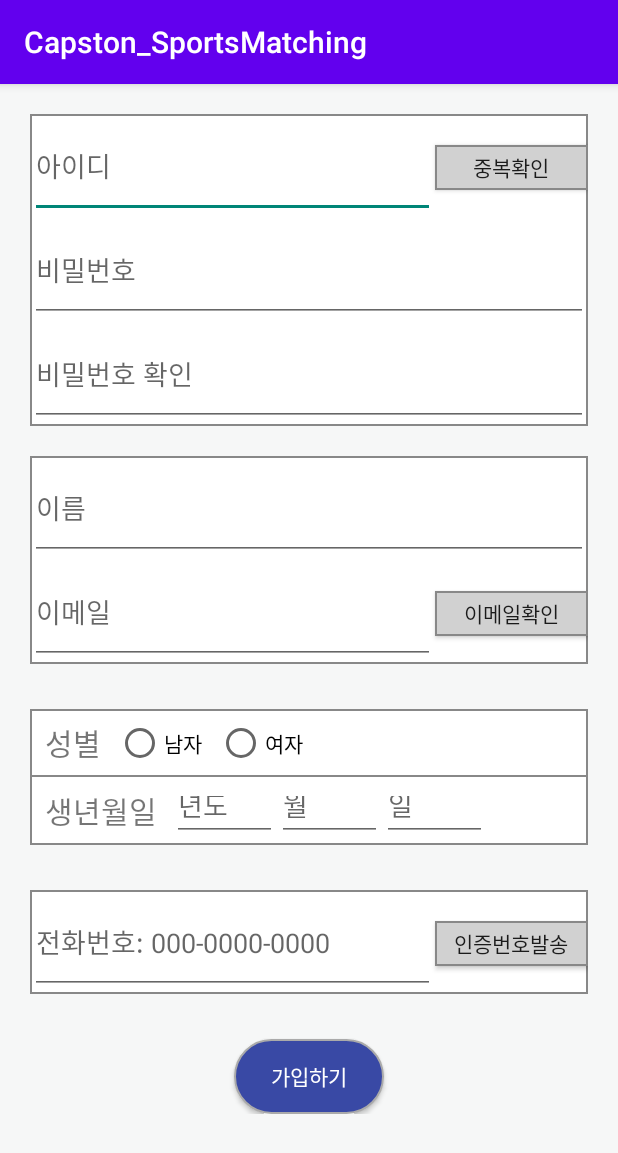
After one commit to bugilzzang/CapstonDesign, an Android app: the ysignup_page screen opened directly, with no data from a screen before it, on a phone screen of 412 x 824 dp. The commit adds this screen. Shown: the top 1153 px of the screen. Run offline under Robolectric (Android 15) with nearby library versions, the phone set to English and light mode, and no system bars.

Commit message:
이영준 로긴 횐갑

```diff
--- a/app/src/main/AndroidManifest.xml
+++ b/app/src/main/AndroidManifest.xml
@@ -10,6 +10,12 @@
         android:supportsRtl="true"
         android:theme="@style/Theme.Capston_SportsMatching">
         <activity
+            android:name=".ysignup_page"
+            android:exported="false" />
+        <activity
+            android:name=".ylogin_page"
+            android:exported="false" />
+        <activity
             android:name=".MainActivity"
             android:exported="true">
             <intent-filter>
--- /dev/null
+++ b/app/src/main/java/com/example/capston_sportsmatching/ysignup_page.java
@@ -0,0 +1,14 @@
+package com.example.capston_sportsmatching;
+
+import androidx.appcompat.app.AppCompatActivity;
+
+import android.os.Bundle;
+
+public class ysignup_page extends AppCompatActivity {
+
+    @Override
+    protected void onCreate(Bundle savedInstanceState) {
+        super.onCreate(savedInstanceState);
+        setContentView(R.layout.activity_ysignup_page);
+    }
+}
--- /dev/null
+++ b/app/src/main/res/drawable/y_box_border_logintext.xml
@@ -0,0 +1,9 @@
+<?xml version="1.0" encoding="utf-8"?>
+
+<shape xmlns:android="http://schemas.android.com/apk/res/android"
+    android:shape="rectangle" android:thickness="0dp">
+
+    <stroke android:width="1dp" android:color="#888888"/>
+    <solid android:color="#ffffff"/>
+
+</shape>
--- /dev/null
+++ b/app/src/main/res/drawable/y_box_border_signupbtn.xml
@@ -0,0 +1,9 @@
+<?xml version="1.0" encoding="utf-8"?>
+
+<shape xmlns:android="http://schemas.android.com/apk/res/android"
+    android:shape="rectangle" android:thickness="0dp">
+
+    <stroke android:width="1dp" android:color="#888888"/>
+    <solid android:color="#D1D1D1"/>
+
+</shape>
--- /dev/null
+++ b/app/src/main/res/drawable/y_box_border_signupgo.xml
@@ -0,0 +1,10 @@
+<?xml version="1.0" encoding="utf-8"?>
+
+<shape xmlns:android="http://schemas.android.com/apk/res/android"
+    android:shape="rectangle" android:thickness="0dp">
+
+    <stroke android:width="1dp" android:color="#AAAAAA"/>
+    <solid android:color="#3949A5"/>
+    <corners android:radius="40dp"/>
+
+</shape>
--- /dev/null
+++ b/app/src/main/res/layout/activity_ysignup_page.xml
@@ -0,0 +1,191 @@
+<LinearLayout xmlns:android="http://schemas.android.com/apk/res/android"
+    xmlns:tools="http://schemas.android.com/tools"
+    android:layout_width="match_parent"
+    android:layout_height="match_parent"
+    android:orientation="vertical"
+    android:padding="20dp"
+    android:background="#81F4F5F6"
+    android:gravity="center"
+    >
+
+    <ScrollView
+        android:layout_width="match_parent"
+        android:layout_height="match_parent"
+        android:gravity="center">
+        <LinearLayout
+            android:layout_width="match_parent"
+            android:layout_height="match_parent"
+            android:orientation="vertical"
+            android:gravity="center">
+
+            <LinearLayout
+                android:layout_width="match_parent"
+                android:layout_height="wrap_content"
+                android:orientation="vertical"
+                android:background="@drawable/y_box_border_logintext"
+                >
+                <LinearLayout
+                    android:layout_width="match_parent"
+                    android:layout_height="match_parent"
+                    android:orientation="horizontal"
+
+                    >
+                    <EditText
+                        android:layout_width="270dp"
+                        android:layout_height="69dp"
+                        android:hint="아이디"/>
+                    <Button
+                        android:layout_width="match_parent"
+                        android:layout_height="30dp"
+                        android:text="중복확인"
+                        android:background="@drawable/y_box_border_signupbtn"/>
+                </LinearLayout>
+
+
+                <EditText
+                    android:layout_width="match_parent"
+                    android:layout_height="69dp"
+                    android:hint="비밀번호"/>
+
+
+                <EditText
+                    android:layout_width="match_parent"
+                    android:layout_height="69dp"
+                    android:hint="비밀번호 확인"/>
+
+            </LinearLayout>
+
+            <LinearLayout
+                android:layout_width="match_parent"
+                android:layout_height="wrap_content"
+                android:orientation="vertical"
+                android:layout_marginTop="20dp"
+                android:background="@drawable/y_box_border_logintext">
+                <EditText
+                    android:layout_width="match_parent"
+                    android:layout_height="69dp"
+                    android:hint="이름"/>
+                <LinearLayout
+                    android:layout_width="match_parent"
+                    android:layout_height="match_parent"
+                    android:orientation="horizontal"
+
+                    >
+                    <EditText
+                        android:layout_width="270dp"
+                        android:layout_height="69dp"
+                        android:hint="이메일"/>
+                    <Button
+                        android:layout_width="match_parent"
+                        android:layout_height="30dp"
+                        android:text="이메일확인"
+                        android:background="@drawable/y_box_border_signupbtn"/>
+                </LinearLayout>
+
+
+            </LinearLayout>
+
+
+            <LinearLayout
+                android:layout_width="match_parent"
+                android:layout_height="match_parent"
+                android:orientation="vertical"
+                android:background="@drawable/y_box_border_logintext"
+                android:layout_marginTop="30dp"
+                android:gravity="center"
+                >
+                <LinearLayout
+                    android:layout_width="match_parent"
+                    android:layout_height="45dp"
+                    android:gravity="center|left"
+                    android:background="@drawable/y_box_border_logintext">
+                    <TextView
+                        android:layout_width="wrap_content"
+                        android:layout_height="wrap_content"
+                        android:text="성별"
+                        android:textSize="20dp"
+                        android:layout_marginLeft="10dp"
+                        android:layout_marginRight="10dp"/>
+                    <RadioButton
+                        android:layout_width="wrap_content"
+                        android:layout_height="wrap_content"
+                        android:text="남자"
+                        android:layout_marginRight="10dp"></RadioButton>
+                    <RadioButton
+                        android:layout_width="wrap_content"
+                        android:layout_height="wrap_content"
+                        android:text="여자"></RadioButton>
+                </LinearLayout>
+
+                <LinearLayout
+                    android:layout_width="match_parent"
+                    android:layout_height="45dp"
+                    android:gravity="center|left">
+                    <TextView
+                        android:layout_width="wrap_content"
+                        android:layout_height="wrap_content"
+                        android:text="생년월일"
+                        android:textSize="20dp"
+                        android:layout_marginLeft="10dp"
+                        android:layout_marginRight="10dp"/>
+                    <EditText
+                        android:layout_width="70dp"
+                        android:layout_height="40dp"
+                        android:hint="년도"/>
+                    <EditText
+                        android:layout_width="70dp"
+                        android:layout_height="40dp"
+                        android:hint="월"/>
+                    <EditText
+                        android:layout_width="70dp"
+                        android:layout_height="40dp"
+                        android:hint="일"/>
+
+
+                </LinearLayout>
+            </LinearLayout>
+
+
+
+
+            <LinearLayout
+                android:layout_width="match_parent"
+                android:layout_height="match_parent"
+                android:orientation="horizontal"
+                android:background="@drawable/y_box_border_logintext"
+                android:layout_marginTop="30dp"
+                android:layout_marginBottom="30dp"
+
+                >
+                <EditText
+                    android:layout_width="270dp"
+                    android:layout_height="69dp"
+                    android:hint="전화번호: 000-0000-0000"/>
+                <Button
+                    android:layout_width="match_parent"
+                    android:layout_height="30dp"
+                    android:text="인증번호발송"
+                    android:background="@drawable/y_box_border_signupbtn"/>
+            </LinearLayout>
+
+            <Button
+                android:layout_width="100dp"
+                android:layout_height="50dp"
+                android:background="@drawable/y_box_border_signupgo"
+                android:text="가입하기"
+                android:textColor="#ffffff"></Button>
+        </LinearLayout>
+
+
+
+
+
+
+
+
+    </ScrollView>
+
+
+
+
+</LinearLayout>
--- a/app/src/main/res/values/themes.xml
+++ b/app/src/main/res/values/themes.xml
@@ -1,6 +1,6 @@
 <resources xmlns:tools="http://schemas.android.com/tools">
     <!-- Base application theme. -->
-    <style name="Theme.Capston_SportsMatching" parent="Theme.MaterialComponents.DayNight.DarkActionBar">
+    <style name="Theme.Capston_SportsMatching" parent="Theme.AppCompat.DayNight.DarkActionBar">
         <!-- Primary brand color. -->
         <item name="colorPrimary">@color/purple_500</item>
         <item name="colorPrimaryVariant">@color/purple_700</item>
```
Also changed, not shown: app/src/main/java/com/example/capston_sportsmatching/ylogin_page.java (added, +28 -0 lines), app/src/main/res/drawable/y_box_border_login.xml (added, +10 -0 lines), app/src/main/res/drawable/y_box_border_signup.xml (added, +9 -0 lines), app/src/main/res/layout/activity_ylogin_page.xml (added, +118 -0 lines), app/src/main/res/drawable/y_img_login_id.JPG (added), app/src/main/res/drawable/y_img_login_pw.png (added).
